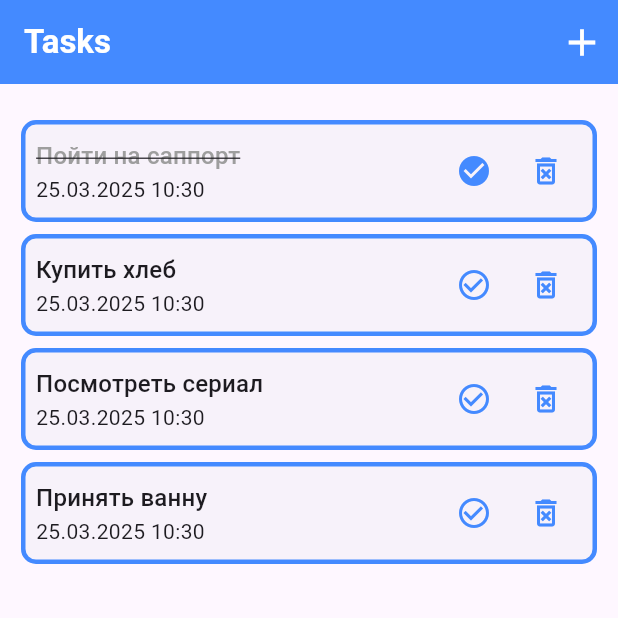
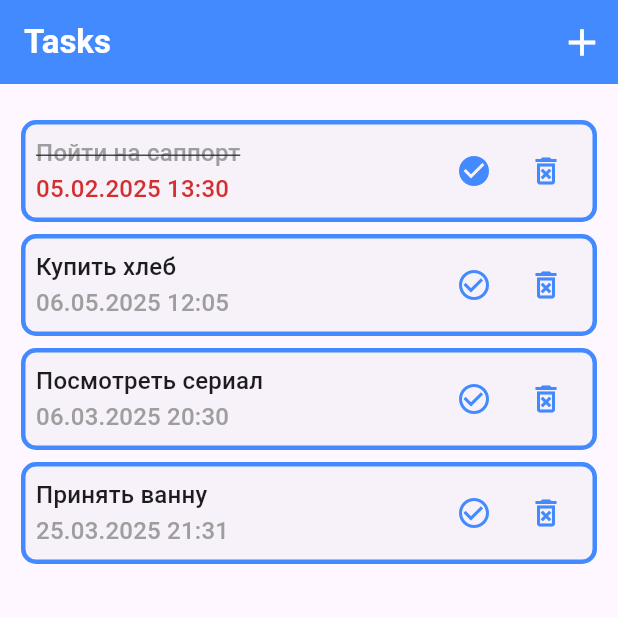
Before and after one commit to eliiimbek/todo_list, a Flutter app: the screen it shows after launch, after a tap on the "check circle outline" icon, on a phone screen of 412 x 824 dp, the top half of it. Run offline on Flutter 3.47's test engine with Material 3 defaults, Android fonts, the phone set to English and light mode, and no system bars.

Commit message:
homeWork27: добавлена логика для выполенных и не выполненных задач в срок

```diff
--- a/lib/models/task.dart
+++ b/lib/models/task.dart
@@ -3,11 +3,13 @@ class Task {
   bool isCompleted;
   DateTime? deadLineTime;
   DateTime? completeTime;
+  bool isCompleteInTime;
 
   Task({
     required this.isCompleted,
     required this.taskTitle,
-    required this.deadLineTime,
+    this.deadLineTime,
     required this.completeTime,
+    required this.isCompleteInTime,
   });
 }
--- a/lib/screens/tasks_screen.dart
+++ b/lib/screens/tasks_screen.dart
@@ -6,11 +6,13 @@ class TasksScreen extends StatelessWidget {
   final List<Task> tasks;
   final void Function(Task) deleteTask;
   final void Function(Task) taskDone;
+  final void Function(Task) checkDeadLine;
   const TasksScreen({
     super.key,
     required this.tasks,
     required this.deleteTask,
     required this.taskDone,
+    required this.checkDeadLine,
   });
 
   @override
@@ -24,6 +26,8 @@ class TasksScreen extends StatelessWidget {
                 task: tasks,
                 deleteTask: () => deleteTask(tasks),
                 taskDone: () => taskDone(tasks),
+                isCompleteInTime: tasks.isCompleteInTime,
+                checkDeadLine: () => checkDeadLine(tasks),
               ),
             )
             .toList(),
--- a/lib/tasks_list.dart
+++ b/lib/tasks_list.dart
@@ -15,26 +15,30 @@ class _TodoListState extends State<TasksList> {
     Task(
       taskTitle: 'Пойти на саппорт',
       isCompleted: false,
-      deadLineTime: null,
+      deadLineTime: DateTime(2025, 2, 5, 13, 30),
       completeTime: DateTime.now(),
+      isCompleteInTime: false,
     ),
     Task(
       taskTitle: 'Купить хлеб',
       isCompleted: false,
-      deadLineTime: null,
+      deadLineTime: DateTime(2025, 5, 6, 12, 5),
       completeTime: DateTime.now(),
+      isCompleteInTime: false,
     ),
     Task(
       taskTitle: 'Посмотреть сериал',
       isCompleted: false,
-      deadLineTime: null,
+      deadLineTime: DateTime(2025, 3, 6, 20, 30),
       completeTime: DateTime.now(),
+      isCompleteInTime: false,
     ),
     Task(
       taskTitle: 'Принять ванну',
       isCompleted: false,
-      deadLineTime: null,
+      deadLineTime: DateTime(2025, 3, 25, 21, 31),
       completeTime: DateTime.now(),
+      isCompleteInTime: false,
     ),
   ];
 
@@ -54,6 +58,17 @@ class _TodoListState extends State<TasksList> {
     setState(() {
       tasks.add(addTask);
     });
+  }
+
+  void checkDeadLine(Task task) {
+    if (task.deadLineTime != null && task.completeTime != null) {
+      setState(() {
+        task.isCompleteInTime =
+            task.completeTime!.compareTo(task.deadLineTime!) <= 0;
+      });
+    } else {
+      task.isCompleteInTime = false;
+    }
   }
 
   void addTaskSheet() {
@@ -96,6 +111,7 @@ class _TodoListState extends State<TasksList> {
           tasks: tasks,
           deleteTask: removeTask,
           taskDone: taskComplete,
+          checkDeadLine: checkDeadLine,
         ),
       ),
     );
--- a/lib/widgets/add_task.dart
+++ b/lib/widgets/add_task.dart
@@ -22,6 +22,7 @@ class _AddTaskState extends State<AddTask> {
       isCompleted: false,
       deadLineTime: null,
       completeTime: null,
+      isCompleteInTime: false,
     );
     widget.onTaskCreated(newTodo);
     onCanceled();
--- a/lib/widgets/task_card.dart
+++ b/lib/widgets/task_card.dart
@@ -6,16 +6,21 @@ class TaskCard extends StatelessWidget {
   final Task task;
   final void Function() deleteTask;
   final void Function() taskDone;
+  final void Function() checkDeadLine;
+  final bool isCompleteInTime;
   const TaskCard({
     super.key,
     required this.task,
     required this.deleteTask,
     required this.taskDone,
+    required this.isCompleteInTime,
+    required this.checkDeadLine,
   });
 
   @override
   Widget build(BuildContext context) {
-    var theme = Theme.of(context).textTheme.titleMedium;
+    var theme = Theme.of(context);
+    var titleMediumStyle = theme.textTheme.titleMedium!;
     return Card(
       elevation: 0,
       shape: RoundedRectangleBorder(
@@ -33,25 +38,37 @@ class TaskCard extends StatelessWidget {
                 Text(
                   task.taskTitle,
                   style: !task.isCompleted
-                      ? theme
-                      : theme!.copyWith(
+                      ? titleMediumStyle
+                      : titleMediumStyle.copyWith(
                           color: Colors.grey.shade500,
                           decoration: TextDecoration.lineThrough,
                         ),
                 ),
-                Text(formatDateTime(task.completeTime!)),
+                Text(
+                  formatDateTime(task.deadLineTime!),
+                  style: titleMediumStyle.copyWith(
+                    color: task.isCompleted
+                        ? (task.isCompleteInTime
+                            ? Colors.green.shade700
+                            : Colors.red.shade700)
+                        : Colors.grey.shade500,
+                  ),
+                ),
               ],
             ),
             Row(
               children: [
                 IconButton(
                   color: Colors.blueAccent,
+                  onPressed: () {
+                    taskDone();
+                    checkDeadLine();
+                  },
                   icon: Icon(
                     task.isCompleted
                         ? Icons.check_circle
                         : Icons.check_circle_outline,
                   ),
-                  onPressed: taskDone,
                 ),
                 IconButton(
                   onPressed: deleteTask,
```
Also changed, not shown: 4 other files.
